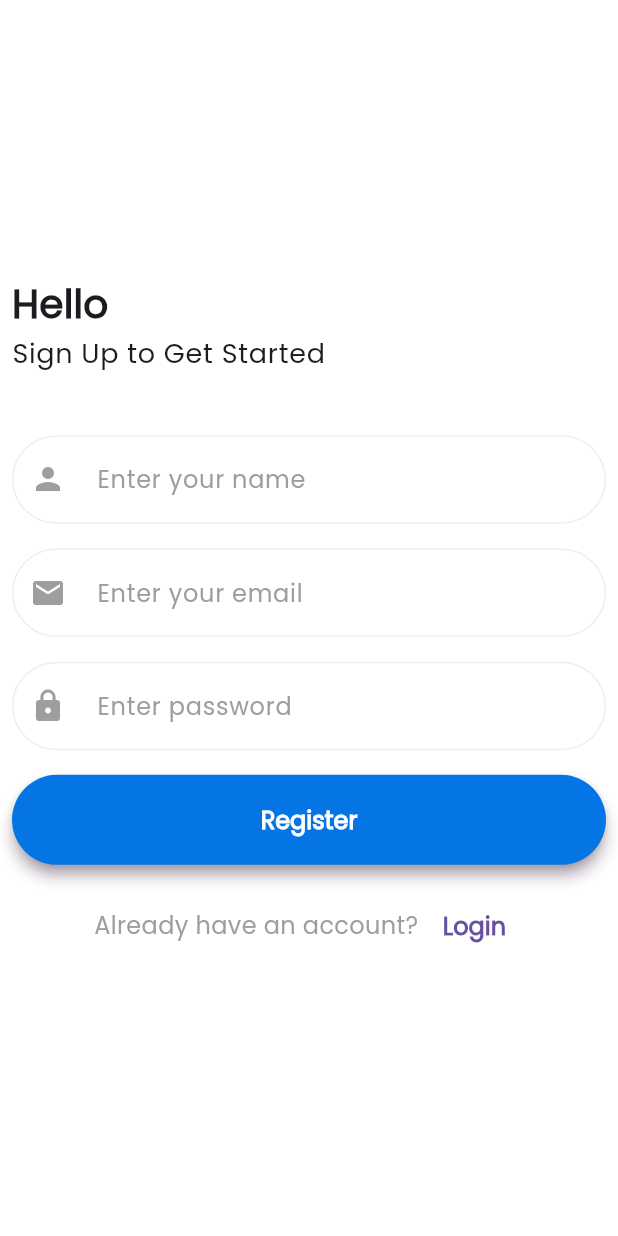
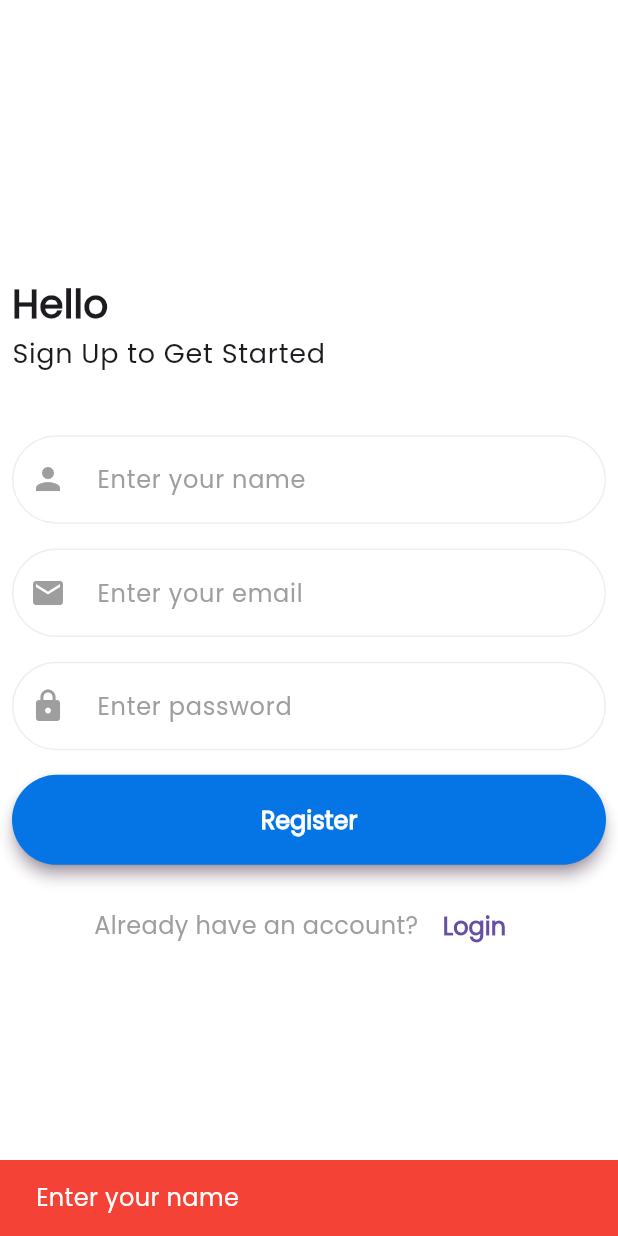
Before and after one commit to SureshVGithub/Auth_with_bloc, a Flutter app: the RegisterScreen screen opened by its route, after a tap on "Register", on a phone screen of 412 x 824 dp. Run offline on Flutter 3.47's test engine with Material 2 defaults, Android fonts, the phone set to English and light mode, and no system bars; our stand-ins replace flutter_bloc, go_router.

Commit message:
added validation for login and register screen with bloc

```diff
--- /dev/null
+++ b/lib/src/features/auth/bloc/login_bloc/login_validation_bloc.dart
@@ -0,0 +1,33 @@
+import 'package:flutter/cupertino.dart';
+import 'package:flutter_bloc/flutter_bloc.dart';
+
+import '../../../../utils/constants/regex_constants.dart';
+
+part 'login_validation_event.dart';
+part 'login_validation_state.dart';
+
+class LoginValidationBloc
+    extends Bloc<LoginValidationEvent, LoginValidationState> {
+  LoginValidationBloc() : super(LoginValidationInitial()) {
+    on<LoginValidationPressed>(_loginValidatePressed);
+  }
+  void _loginValidatePressed(
+      LoginValidationPressed event, Emitter<LoginValidationState> emit) {
+    emit(LoginValidateLoading());
+    String email = event.email;
+    String password = event.password;
+    BuildContext context = event.context;
+    final regexEmail = RegExp(RegexValidation.email);
+    if (email.isEmpty) {
+      emit(LoginValidationFailure(error: 'Enter email'));
+    } else if (!regexEmail.hasMatch(email)) {
+      emit(LoginValidationFailure(error: 'Invalid email'));
+    } else if (password.isEmpty) {
+      emit(LoginValidationFailure(error: 'Enter password'));
+    } else if (password.length < 6) {
+      emit(LoginValidationFailure(error: 'Password must have 6 characters'));
+    } else {
+      emit(LoginValidationSuccess());
+    }
+  }
+}
--- /dev/null
+++ b/lib/src/features/auth/bloc/login_bloc/login_validation_event.dart
@@ -0,0 +1,15 @@
+part of 'login_validation_bloc.dart';
+
+@immutable
+class LoginValidationEvent {}
+
+class LoginValidationPressed extends LoginValidationEvent {
+  String email;
+  String password;
+  BuildContext context;
+  LoginValidationPressed({
+    required this.email,
+    required this.password,
+    required this.context,
+  });
+}
--- /dev/null
+++ b/lib/src/features/auth/bloc/login_bloc/login_validation_state.dart
@@ -0,0 +1,17 @@
+part of 'login_validation_bloc.dart';
+
+@immutable
+class LoginValidationState {}
+
+class LoginValidationInitial extends LoginValidationState {}
+
+class LoginValidateLoading extends LoginValidationState {}
+
+class LoginValidationSuccess extends LoginValidationState {}
+
+class LoginValidationFailure extends LoginValidationState {
+  String error;
+  LoginValidationFailure({
+    required this.error,
+  });
+}
--- /dev/null
+++ b/lib/src/features/auth/bloc/register_bloc/register_validation_bloc.dart
@@ -0,0 +1,38 @@
+import 'package:flutter/material.dart';
+import 'package:flutter_bloc/flutter_bloc.dart';
+
+import '../../../../utils/constants/regex_constants.dart';
+
+part 'register_validation_event.dart';
+part 'register_validation_state.dart';
+
+class RegisterValidationBloc
+    extends Bloc<RegisterValidationEvent, RegisterValidationState> {
+  RegisterValidationBloc() : super(RegisterValidationInitial()) {
+    on<RegisterValidationPressed>(_registerValidatePressed);
+  }
+  void _registerValidatePressed(
+      RegisterValidationPressed event, Emitter<RegisterValidationState> emit) {
+    emit(RegisterValidateLoading());
+    String name = event.name;
+    String email = event.email;
+    String password = event.password;
+    BuildContext context = event.context;
+    final regexEmail = RegExp(RegexValidation.email);
+    if (name.isEmpty) {
+      emit(RegisterValidationFailure(error: 'Enter your name'));
+    } else if (name.length < 5) {
+      emit(RegisterValidationFailure(error: 'Name should have 5 characters'));
+    } else if (email.isEmpty) {
+      emit(RegisterValidationFailure(error: 'Enter your email'));
+    } else if (!regexEmail.hasMatch(email)) {
+      emit(RegisterValidationFailure(error: 'Invalid email'));
+    } else if (password.isEmpty) {
+      emit(RegisterValidationFailure(error: 'Enter password'));
+    } else if (password.length < 6) {
+      emit(RegisterValidationFailure(error: 'Password must have 6 characters'));
+    } else {
+      emit(RegisterValidationSuccess());
+    }
+  }
+}
--- /dev/null
+++ b/lib/src/features/auth/bloc/register_bloc/register_validation_event.dart
@@ -0,0 +1,17 @@
+part of 'register_validation_bloc.dart';
+
+@immutable
+class RegisterValidationEvent {}
+
+class RegisterValidationPressed extends RegisterValidationEvent {
+  String name;
+  String email;
+  String password;
+  BuildContext context;
+  RegisterValidationPressed({
+    required this.name,
+    required this.email,
+    required this.password,
+    required this.context,
+  });
+}
--- /dev/null
+++ b/lib/src/features/auth/bloc/register_bloc/register_validation_state.dart
@@ -0,0 +1,17 @@
+part of 'register_validation_bloc.dart';
+
+@immutable
+class RegisterValidationState {}
+
+class RegisterValidationInitial extends RegisterValidationState {}
+
+class RegisterValidateLoading extends RegisterValidationState {}
+
+class RegisterValidationSuccess extends RegisterValidationState {}
+
+class RegisterValidationFailure extends RegisterValidationState {
+  String error;
+  RegisterValidationFailure({
+    required this.error,
+  });
+}
--- a/lib/src/features/auth/presentation/register.dart
+++ b/lib/src/features/auth/presentation/register.dart
@@ -1,4 +1,6 @@
+import 'package:auth_with_bloc/src/features/auth/bloc/register_bloc/register_validation_bloc.dart';
 import 'package:flutter/material.dart';
+import 'package:flutter_bloc/flutter_bloc.dart';
 import 'package:go_router/go_router.dart';
 
 class RegisterScreen extends StatelessWidget {
@@ -6,7 +8,39 @@ class RegisterScreen extends StatelessWidget {
 
   @override
   Widget build(BuildContext context) {
-    return Scaffold(
+    TextEditingController nameController = TextEditingController();
+
+    TextEditingController emailController = TextEditingController();
+    TextEditingController passwordController = TextEditingController();
+
+    return BlocListener<RegisterValidationBloc, RegisterValidationState>(
+      listener: (context, state) {
+        if (state is RegisterValidationFailure) {
+          ScaffoldMessenger.of(context).showSnackBar(
+            SnackBar(
+              backgroundColor: Colors.red,
+              content: Text(
+                state.error,
+                style: const TextStyle(color: Colors.white),
+              ),
+            ),
+          );
+        }
+        if (state is RegisterValidationSuccess) {
+          GoRouter.of(context).go("/home");
+          ScaffoldMessenger.of(context).showSnackBar(
+            const SnackBar(
+              backgroundColor: Colors.green,
+              content: Text(
+                'Logged in',
+                style: TextStyle(color: Colors.white),
+              ),
+            ),
+          );
+        }
+        // TODO: implement listener
+      },
+      child: Scaffold(
           body: Padding(
         padding: const EdgeInsets.all(8.0),
         child: Column(
@@ -25,6 +59,12 @@ class RegisterScreen extends StatelessWidget {
               height: MediaQuery.of(context).size.height * 0.05,
             ),
             TextFormField(
+              style: const TextStyle(
+                fontSize:
+                    18.0, // Set font size for the text inside the TextField
+                fontWeight: FontWeight.normal, // Set font weight for the text
+              ),
+              controller: nameController,
               cursorColor: Colors.black,
               decoration: const InputDecoration(
                 prefixIcon: Icon(
@@ -38,6 +78,12 @@ class RegisterScreen extends StatelessWidget {
               height: MediaQuery.of(context).size.height * 0.02,
             ),
             TextFormField(
+               style: const TextStyle(
+                fontSize:
+                    18.0, // Set font size for the text inside the TextField
+                fontWeight: FontWeight.normal, // Set font weight for the text
+              ),
+              controller: emailController,
               cursorColor: Colors.black,
               decoration: const InputDecoration(
                 prefixIcon: Icon(
@@ -51,6 +97,12 @@ class RegisterScreen extends StatelessWidget {
               height: MediaQuery.of(context).size.height * 0.02,
             ),
             TextFormField(
+               style: const TextStyle(
+                fontSize:
+                    18.0, // Set font size for the text inside the TextField
+                fontWeight: FontWeight.normal, // Set font weight for the text
+              ),
+              controller: passwordController,
               cursorColor: Colors.black,
               decoration: const InputDecoration(
                 prefixIcon: Icon(
@@ -63,7 +115,19 @@ class RegisterScreen extends StatelessWidget {
             SizedBox(
               height: MediaQuery.of(context).size.height * 0.02,
             ),
-          ElevatedButton(onPressed: () {}, child: const Text('Register')),
+            ElevatedButton(
+                onPressed: () {
+                  context
+                      .read<RegisterValidationBloc>()
+                      .add(RegisterValidationPressed(
+                        name: nameController.text,
+                        context: context,
+                        email: emailController.text,
+                        password: passwordController.text,
+                      ));
+                  // GoRouter.of(context).go("/home");
+                },
+                child: const Text('Register')),
             SizedBox(
               height: MediaQuery.of(context).size.height * 0.02,
             ),
@@ -81,6 +145,7 @@ class RegisterScreen extends StatelessWidget {
             )
           ],
         ),
-    ));
+      )),
+    );
   }
 }
--- a/lib/src/routing/go_routing.dart
+++ b/lib/src/routing/go_routing.dart
@@ -1,5 +1,6 @@
 import 'package:auth_with_bloc/src/features/auth/presentation/login.dart';
 import 'package:auth_with_bloc/src/features/auth/presentation/register.dart';
+import 'package:auth_with_bloc/src/features/home/presentation/home_screen.dart';
 import 'package:auth_with_bloc/src/features/onboarding/presentation/onboarding_screen.dart';
 import 'package:go_router/go_router.dart';
 
@@ -22,5 +23,10 @@ final GoRouter router = GoRouter(
       path: "/",
       builder: (context, state) => const OnboardingScreen(),
     ),
+    GoRoute(
+      name: 'home',
+      path: "/home",
+      builder: (context, state) => const HomeScreen(),
+    ),
   ],
 );
--- a/lib/src/theme/light_theme.dart
+++ b/lib/src/theme/light_theme.dart
@@ -84,6 +84,7 @@ final lightTheme = ThemeData(
     ),
   )),
   brightness: Brightness.light,
+
   inputDecorationTheme: const InputDecorationTheme(
     prefixStyle: TextStyle(
         fontSize: 18, fontFamily: 'PoppinsRegular', color: Colors.black),
--- /dev/null
+++ b/lib/src/utils/constants/regex_constants.dart
@@ -0,0 +1,14 @@
+class RegexValidation {
+  static String email =
+      // r"^[a-zA-Z0-9.a-zA-Z0-9.!#$%&'*+-/=?^_`{|}~]+@[a-zA-Z0-9]+\.[a-zA-Z]+";
+      r"^[\w-\.]+@([\w-]+\.)+[\w-]{2,4}$";
+  static String password =
+      r'^(?=.*?[A-Z])(?=.*?[a-z])(?=.*?[0-9])(?=.*?[!@#\$&*~]).{8,}$';
+  // static String name = r'^([a-zA-z-]{4})+([\s][a-zA-Z-]+)*$';
+  static String name = r'^([a-zA-Z-\s]{4})+';
+
+  static String phoneNumber = r'^\d{10}$';
+
+  static String url =
+      r'[(http(s)?):\/\/(www\.)?a-zA-Z0-9@:%._\+~#=]{2,256}\.[a-z]{2,6}\b([-a-zA-Z0-9@:%_\+.~#?&//=]*)';
+}
```
Also changed, not shown: lib/main.dart (+1 -16 lines), lib/src/features/auth/presentation/login.dart (+66 -9 lines), lib/start.dart (added, +31 -0 lines), 1 other file. Lines whose indentation alone changed are shown as unchanged.
